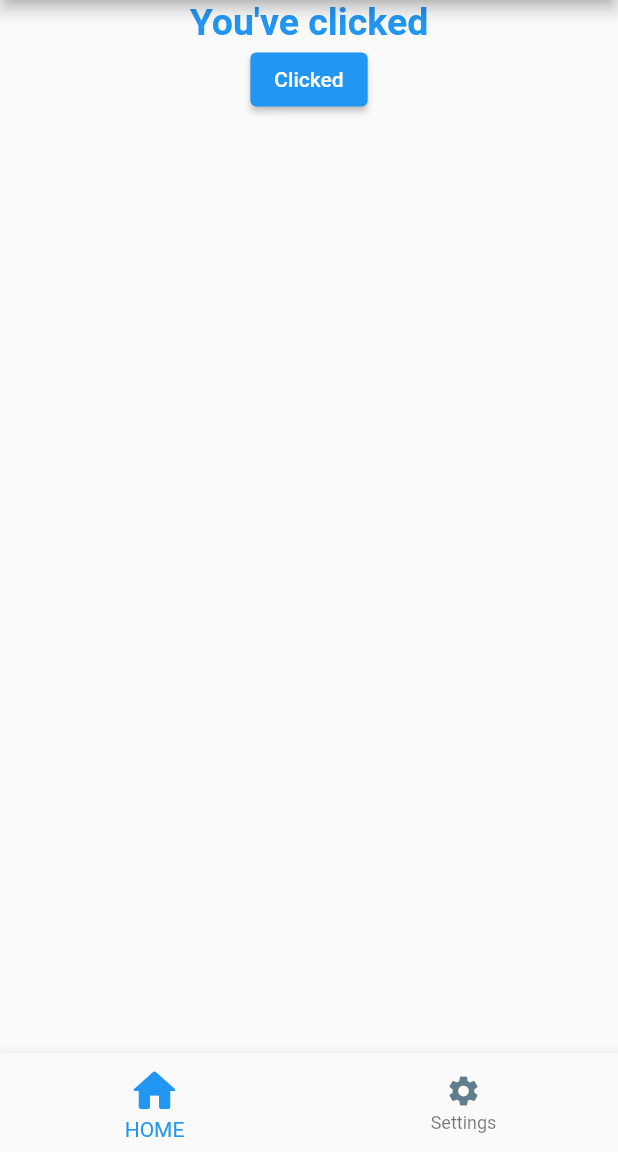
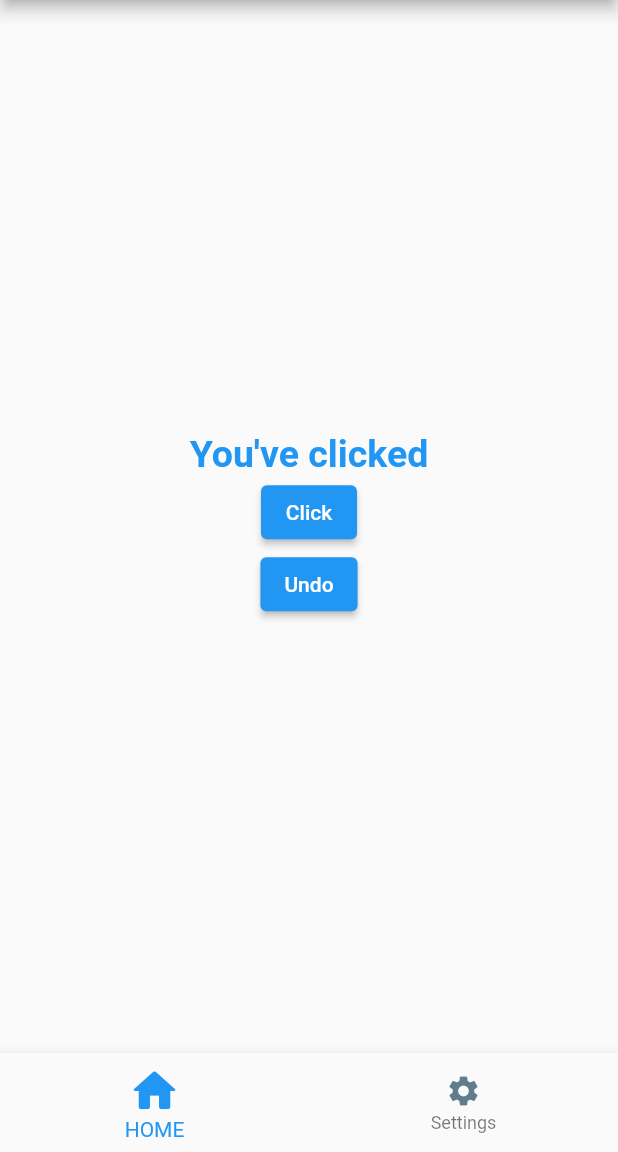
Before and after one commit to eduVieiraAF/flutter_essentials, a Flutter app: the screen it shows after launch, after a tap on "Click", on a phone screen of 412 x 824 dp, the part 84-1236 px from its top. Run offline on Flutter 3.47's test engine with Material 2 defaults, Android fonts, the phone set to English and light mode, and no system bars.

Commit message:
Another button && Column alignment

```diff
--- a/lib/main.dart
+++ b/lib/main.dart
@@ -12,7 +12,6 @@ class MyApp extends StatefulWidget {
 }
 
 class _MyAppState extends State<MyApp> {
-  String buttonName = "Click";
   String titleName = "The body of the app";
   int currentIndex = 0;
 
@@ -24,7 +23,9 @@ class _MyAppState extends State<MyApp> {
         appBar: AppBar(
           title: const Text("Flutter essentials → App Title "),
         ),
-        body: Column(children: [
+        body: Column(
+          mainAxisAlignment: MainAxisAlignment.center,
+          children: [
           Center(
             child: Text(
               titleName,
@@ -40,10 +41,20 @@ class _MyAppState extends State<MyApp> {
               onPressed: () {
                 setState(() {
                   titleName = "You've clicked";
-                  buttonName = "Clicked";
                 });
               },
-              child: Text(buttonName),
+              child: const Text("Click"),
+            ),
+          ),
+          Center(
+            child: ElevatedButton(
+              onPressed: () {
+                setState(() {
+                  titleName = "The body of the app";
+
+                });
+              },
+              child: const Text("Undo"),
             ),
           )
         ]),
```
